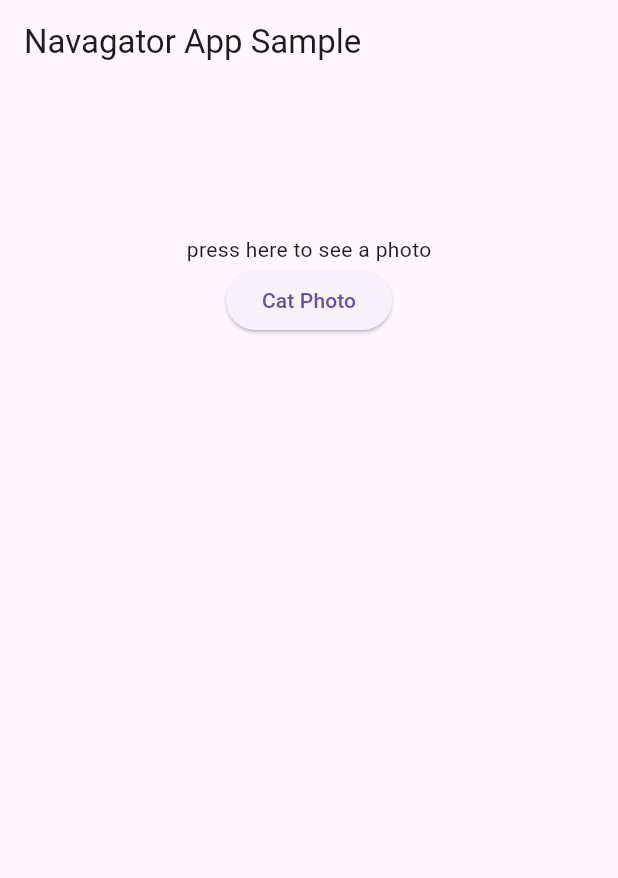
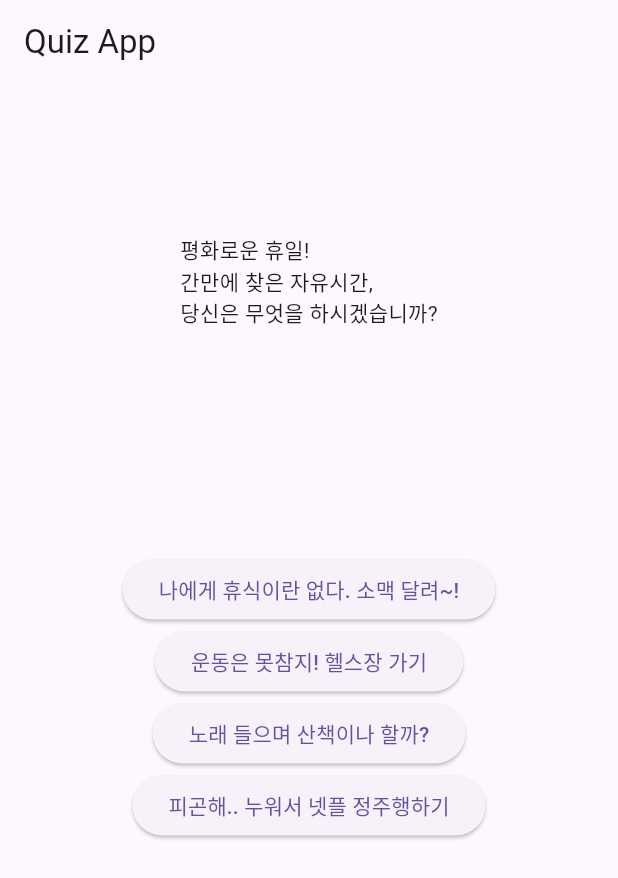
Before and after one commit to kangyh04/flutter, a Flutter app: the screen it shows after launch, on a phone screen of 412 x 824 dp. Shown: the top 878 px of the screen. Run offline on Flutter 3.47's test engine with Material 3 defaults, Android fonts, the phone set to English and light mode, and no system bars.

Commit message:
simple quiz sample

```diff
--- a/flutter_application/lib/main.dart
+++ b/flutter_application/lib/main.dart
@@ -2,9 +2,53 @@ import 'dart:collection';
 
 import 'package:flutter/material.dart';
 import 'package:flutter_application/photo_screen.dart';
+import 'package:flutter_application/question_list.dart';
+import 'package:flutter_application/quiz_screen.dart';
+import 'package:flutter_application/result_screen.dart';
 
 void main() {
-  runApp(const MaterialApp(home: NavigatorApp()));
+  runApp(const MaterialApp(home: MainApp()));
+}
+
+class MainApp extends StatefulWidget {
+  const MainApp({super.key});
+
+  @override
+  State<MainApp> createState() => _MyWidgetState();
+}
+
+class _MyWidgetState extends State<MainApp> {
+  int questionIndex = 0;
+  int totalScore = 0;
+
+  void answerPressed(int score){
+    // NOTE : 여기서도 변경가능한데 무슨차이인지
+    //++questionIndex;
+    setState(() {
+      ++questionIndex;
+    });
+    totalScore += score;
+    print(totalScore);
+  }
+
+  void resetQuiz(){
+    setState(() {
+      questionIndex = 0;
+    });
+    totalScore = 0;
+  }
+
+  @override
+  Widget build(BuildContext context) {
+    return Scaffold(
+      appBar: AppBar(
+        title: Text("Quiz App"),
+      ),
+      body: questionIndex < questionList.length ?
+        QuizScreen(answerPressed: answerPressed, questionIndex: questionIndex) :
+        ResultScreen(totalScore: totalScore, resetQuiz: resetQuiz,),
+    );
+  }
 }
 
 class NavigatorApp extends StatelessWidget {
--- /dev/null
+++ b/flutter_application/lib/question_list.dart
@@ -0,0 +1,30 @@
+List<Map<String, dynamic>> questionList =
+[
+    {
+      'questionText': '평화로운 휴일!\n간만에 찾은 자유시간,\n당신은 무엇을 하시겠습니까?',
+      'answers': [
+        {'text': '나에게 휴식이란 없다. 소맥 달려~!', 'score': 8},
+        {'text': '운동은 못참지! 헬스장 가기', 'score': 6},
+        {'text': '노래 들으며 산책이나 할까?', 'score': 4},
+        {'text': '피곤해.. 누워서 넷플 정주행하기', 'score': 2},
+      ],
+    },
+    {
+      'questionText': '카페에서 이상형을 본 당신!\n무엇을 하시겠습니까?',
+      'answers': [
+        {'text': '말은 부끄러워서 못 걸거 같다. 눈에만 담기', 'score': 2},
+        {'text': '가서 말을 걸어본다. 혹시 애인 있으세요?', 'score': 8},
+        {'text': '나 오늘 .. 상태 괜찮나? 일단 거울 보기', 'score': 4},
+        {'text': '그 사람 앞에 쪽지를 남기고 떠난다.', 'score': 6},
+      ],
+    },
+    {
+      'questionText': '안 친한 친구에게 받은 카톡.\n너 이런 점은 고쳤으면 좋겠어.',
+      'answers': [
+        {'text': '알겠어 근데 내 일은 내가 알아서 할게..^^', 'score': 4},
+        {'text': '이렇게 생각할 수도 있군. 고쳐본다고 한다.', 'score': 2},
+        {'text': '어쩌라는거지? 참견 말라고 한 소리 한다.', 'score': 8},
+        {'text': '굳이 얼굴 붉히기 싫다. 읽씹한다.', 'score': 6},
+      ],
+    },
+  ];
--- /dev/null
+++ b/flutter_application/lib/quiz_screen.dart
@@ -0,0 +1,38 @@
+import 'package:flutter/material.dart';
+import 'package:flutter_application/question_list.dart';
+
+class QuizScreen extends StatelessWidget {
+  // NOTE : 이거 많아지면 관리는?
+  const QuizScreen({
+    super.key,
+    required this.answerPressed,
+    required this.questionIndex,});
+
+  final Function answerPressed;
+  final int questionIndex;
+
+  @override
+  Widget build(BuildContext context) {
+    return Center(
+      child: Column(
+        children: [
+          const SizedBox(height: 100),
+          Text(questionList[questionIndex]["questionText"]),
+          const SizedBox(height: 150),
+          ElevatedButton(
+            onPressed: () => answerPressed(questionList[questionIndex]["answers"][0]["score"]),
+            child: Text(questionList[questionIndex]["answers"][0]["text"])),
+          ElevatedButton(
+            onPressed: () => answerPressed(questionList[questionIndex]["answers"][1]["score"]),
+            child: Text(questionList[questionIndex]["answers"][1]["text"])),
+          ElevatedButton(
+            onPressed: () => answerPressed(questionList[questionIndex]["answers"][2]["score"]),
+            child: Text(questionList[questionIndex]["answers"][2]["text"])),
+          ElevatedButton(
+            onPressed: () => answerPressed(questionList[questionIndex]["answers"][3]["score"]),
+            child: Text(questionList[questionIndex]["answers"][3]["text"])),
+        ],
+      ),
+    );
+  }
+}
```
Also changed, not shown: flutter_application/lib/result_screen.dart (added, +34 -0 lines).
